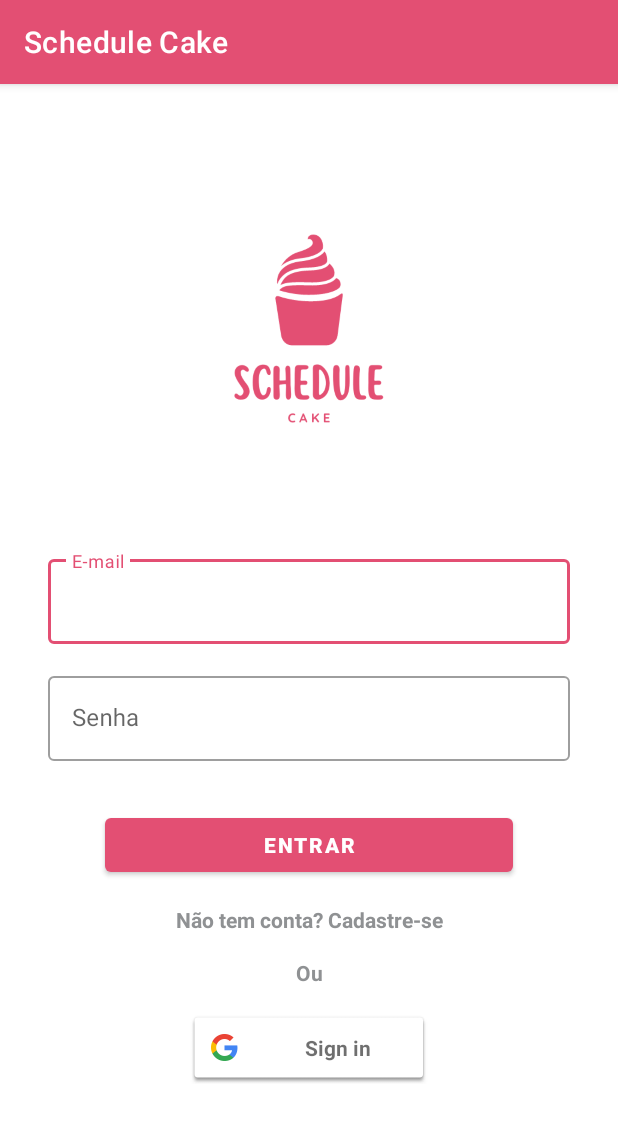
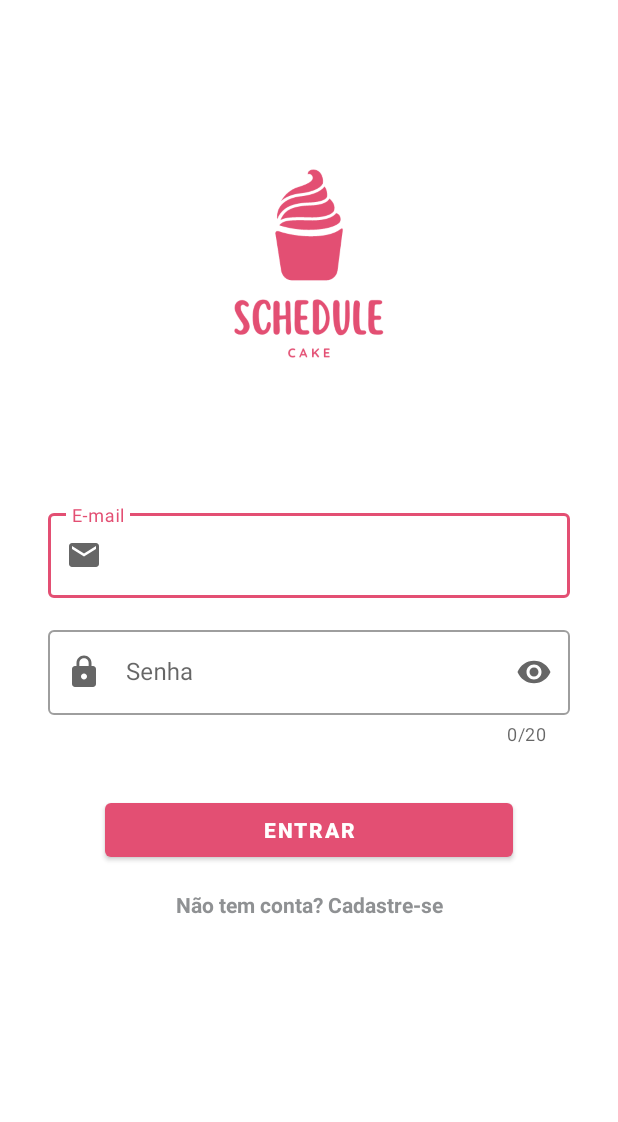
Before and after one commit to Andersons1lva/Schedule-Cake, an Android app: the screen it shows after launch (LoginActivity), on a phone screen of 412 x 824 dp. Shown: the top 1122 px of the screen. Run offline under Robolectric (Android 15) with nearby library versions, the phone set to English and light mode, and no system bars.

Commit message:
alter activity_login.xml.

```diff
--- a/app/build.gradle
+++ b/app/build.gradle
@@ -1,7 +1,7 @@
 plugins {
     id 'com.android.application'
     id 'org.jetbrains.kotlin.android'
-    id 'com.google.gms.google-services'
+    //id 'com.google.gms.google-services'
 
 }
 
@@ -45,6 +45,7 @@ dependencies {
     implementation 'androidx.appcompat:appcompat:1.5.0'
     implementation 'com.google.android.material:material:1.6.1'
     implementation 'androidx.constraintlayout:constraintlayout:2.1.4'
+    implementation 'com.facebook.android:facebook-login:latest.release'
     implementation 'com.google.android.gms:play-services-auth:20.2.0'
     testImplementation 'junit:junit:4.13.2'
 
--- a/app/src/main/java/com/anderson/schedulecake/LoginActivity.kt
+++ b/app/src/main/java/com/anderson/schedulecake/LoginActivity.kt
@@ -1,11 +1,27 @@
 package com.anderson.schedulecake
 
+import android.content.Intent
+import android.os.Bundle
+import android.widget.TextView
 import androidx.appcompat.app.AppCompatActivity
-import android.os.Bundle
+import com.anderson.schedulecake.databinding.ActivityLoginBinding
 
 class LoginActivity : AppCompatActivity() {
+    private val binding by lazy { ActivityLoginBinding.inflate(layoutInflater) }
     override fun onCreate(savedInstanceState: Bundle?) {
         super.onCreate(savedInstanceState)
-        setContentView(R.layout.activity_login)
+        setContentView(binding.root)
+
+        //chamada da activity Registration
+        val account = findViewById<TextView>(R.id.tv_not_account)
+        account.setOnClickListener{
+            notaccount()
+        }
+
+    }
+
+    private fun notaccount() {
+        val intent = Intent(this@LoginActivity, RegistrationActivity::class.java)
+        startActivity(intent)
     }
 }
--- /dev/null
+++ b/app/src/main/res/drawable/ic_email.xml
@@ -0,0 +1,5 @@
+<vector android:height="24dp" android:tint="#747373"
+    android:viewportHeight="24" android:viewportWidth="24"
+    android:width="24dp" xmlns:android="http://schemas.android.com/apk/res/android">
+    <path android:fillColor="@android:color/white" android:pathData="M20,4L4,4c-1.1,0 -1.99,0.9 -1.99,2L2,18c0,1.1 0.9,2 2,2h16c1.1,0 2,-0.9 2,-2L22,6c0,-1.1 -0.9,-2 -2,-2zM20,8l-8,5 -8,-5L4,6l8,5 8,-5v2z"/>
+</vector>
--- /dev/null
+++ b/app/src/main/res/drawable/ic_lock.xml
@@ -0,0 +1,5 @@
+<vector android:height="24dp" android:tint="#747373"
+    android:viewportHeight="24" android:viewportWidth="24"
+    android:width="24dp" xmlns:android="http://schemas.android.com/apk/res/android">
+    <path android:fillColor="@android:color/white" android:pathData="M18,8h-1L17,6c0,-2.76 -2.24,-5 -5,-5S7,3.24 7,6v2L6,8c-1.1,0 -2,0.9 -2,2v10c0,1.1 0.9,2 2,2h12c1.1,0 2,-0.9 2,-2L20,10c0,-1.1 -0.9,-2 -2,-2zM12,17c-1.1,0 -2,-0.9 -2,-2s0.9,-2 2,-2 2,0.9 2,2 -0.9,2 -2,2zM15.1,8L8.9,8L8.9,6c0,-1.71 1.39,-3.1 3.1,-3.1 1.71,0 3.1,1.39 3.1,3.1v2z"/>
+</vector>
--- /dev/null
+++ b/app/src/main/res/drawable/ic_person.xml
@@ -0,0 +1,5 @@
+<vector android:height="24dp" android:tint="#747373"
+    android:viewportHeight="24" android:viewportWidth="24"
+    android:width="24dp" xmlns:android="http://schemas.android.com/apk/res/android">
+    <path android:fillColor="@android:color/white" android:pathData="M12,12c2.21,0 4,-1.79 4,-4s-1.79,-4 -4,-4 -4,1.79 -4,4 1.79,4 4,4zM12,14c-2.67,0 -8,1.34 -8,4v2h16v-2c0,-2.66 -5.33,-4 -8,-4z"/>
+</vector>
--- a/app/src/main/res/layout/activity_login.xml
+++ b/app/src/main/res/layout/activity_login.xml
@@ -27,6 +27,7 @@
         android:layout_marginStart="32dp"
         android:layout_marginEnd="32dp"
         android:hint="@string/e_mail"
+        app:startIconDrawable="@drawable/ic_email"
         app:layout_constraintBottom_toTopOf="parent"
         app:layout_constraintEnd_toEndOf="parent"
         app:layout_constraintStart_toStartOf="parent"
@@ -40,7 +41,7 @@
     </com.google.android.material.textfield.TextInputLayout>
 
     <com.google.android.material.textfield.TextInputLayout
-        android:id="@+id/til_senha"
+        android:id="@+id/til_password"
         style="@style/Widget.MaterialComponents.TextInputLayout.OutlinedBox"
         android:layout_width="0dp"
         android:layout_height="wrap_content"
@@ -49,7 +50,11 @@
         android:layout_marginTop="16dp"
         android:layout_marginEnd="32dp"
         android:layout_marginRight="32dp"
-        android:hint="@string/senha"
+        android:hint="@string/til_txt_password"
+        app:counterEnabled="true"
+        app:counterMaxLength="20"
+        app:endIconMode="password_toggle"
+        app:startIconDrawable="@drawable/ic_lock"
         app:layout_constraintEnd_toEndOf="parent"
         app:layout_constraintStart_toStartOf="parent"
         app:layout_constraintTop_toBottomOf="@id/til_email">
@@ -57,61 +62,37 @@
         <com.google.android.material.textfield.TextInputEditText
             android:layout_width="match_parent"
             android:layout_height="match_parent"
-            android:inputType="text" />
+            android:inputType="textPassword" />
     </com.google.android.material.textfield.TextInputLayout>
 
     <com.google.android.material.button.MaterialButton
-        android:id="@+id/btn_entrar"
+        android:id="@+id/btn_login"
         android:layout_width="0dp"
         android:layout_height="wrap_content"
         android:layout_marginStart="70dp"
         android:layout_marginTop="32dp"
         android:layout_marginEnd="70dp"
         android:elevation="5dp"
-        android:text="@string/botao_entrar"
+        android:text="@string/bnt_login"
         android:textStyle="bold"
         app:layout_constraintBottom_toBottomOf="parent"
         app:layout_constraintEnd_toEndOf="parent"
         app:layout_constraintStart_toStartOf="parent"
-        app:layout_constraintTop_toBottomOf="@id/til_senha"
+        app:layout_constraintTop_toBottomOf="@id/til_password"
         app:layout_constraintVertical_bias="0.0" />
 
     <TextView
-        android:id="@+id/tv_nao_tem_conta"
+        android:id="@+id/tv_not_account"
         android:layout_width="wrap_content"
         android:layout_height="wrap_content"
         android:layout_marginTop="16dp"
-        android:text="@string/nt_conta"
+        android:text="@string/tv_not_account"
         android:textColor="@color/cor_Ou"
         android:textSize="14sp"
         android:textStyle="bold"
         app:layout_constraintEnd_toEndOf="parent"
         app:layout_constraintStart_toStartOf="parent"
-        app:layout_constraintTop_toBottomOf="@id/btn_entrar"
+        app:layout_constraintTop_toBottomOf="@id/btn_login"
         android:focusable="true"/>
 
-    <TextView
-        android:id="@+id/tv_ou"
-        android:layout_width="wrap_content"
-        android:layout_height="wrap_content"
-        android:layout_marginTop="16dp"
-        android:text="@string/ou"
-        android:textColor="@color/cor_Ou"
-        android:textSize="14sp"
-        android:textStyle="bold"
-        app:layout_constraintEnd_toEndOf="parent"
-        app:layout_constraintStart_toStartOf="parent"
-        app:layout_constraintTop_toBottomOf="@id/tv_nao_tem_conta" />
-
-    <com.google.android.gms.common.SignInButton
-        android:layout_width="0dp"
-        android:layout_height="wrap_content"
-        android:layout_marginStart="125dp"
-        android:layout_marginTop="16dp"
-        android:layout_marginEnd="125dp"
-        app:layout_constraintEnd_toEndOf="parent"
-        app:layout_constraintStart_toStartOf="parent"
-        app:layout_constraintTop_toBottomOf="@id/tv_ou" />
-
-
 </androidx.constraintlayout.widget.ConstraintLayout>
--- a/app/src/main/res/values-night/themes.xml
+++ b/app/src/main/res/values-night/themes.xml
@@ -1,6 +1,6 @@
 <resources xmlns:tools="http://schemas.android.com/tools">
     <!-- Base application theme. -->
-    <style name="Theme.ScheduleCake" parent="Theme.MaterialComponents.DayNight.DarkActionBar">
+    <style name="Theme.ScheduleCake" parent="Theme.MaterialComponents.DayNight.NoActionBar">
         <!-- Primary brand color. -->
         <item name="colorPrimary">@color/purple_200</item>
         <item name="colorPrimaryVariant">@color/purple_700</item>
--- a/app/src/main/res/values/strings.xml
+++ b/app/src/main/res/values/strings.xml
@@ -2,8 +2,12 @@
     <string name="app_name">Schedule Cake</string>
     <string name="logo_principal">Logo Principal</string>
     <string name="e_mail">E-mail</string>
-    <string name="senha">Senha</string>
-    <string name="botao_entrar">Entrar</string>
-    <string name="nt_conta">Não tem conta? Cadastre-se</string>
+    <string name="til_txt_password">Senha</string>
+    <string name="bnt_login">Entrar</string>
+    <string name="tv_not_account">Não tem conta? Cadastre-se</string>
     <string name="ou">Ou</string>
+    <string name="logo_registration">Logo Cadastro</string>
+    <string name="name_registration">Nome</string>
+    <string name="email_registration">E-mail</string>
+    <string name="button_registration">Cadastrar</string>
 </resources>
--- a/app/src/main/res/values/themes.xml
+++ b/app/src/main/res/values/themes.xml
@@ -1,6 +1,6 @@
 <resources xmlns:tools="http://schemas.android.com/tools">
     <!-- Base application theme. -->
-    <style name="Theme.ScheduleCake" parent="Theme.MaterialComponents.DayNight.DarkActionBar">
+    <style name="Theme.ScheduleCake" parent="Theme.MaterialComponents.DayNight.NoActionBar">
         <!-- Primary brand color. -->
         <item name="colorPrimary">@color/purple_500</item>
         <item name="colorPrimaryVariant">@color/purple_700</item>
```
Also changed, not shown: app/src/main/AndroidManifest.xml (+7 -5 lines), app/src/main/java/com/anderson/schedulecake/RegistrationActivity.kt (added, +14 -0 lines), app/src/main/res/layout/activity_cadastro.xml (added, +105 -0 lines), app/src/main/res/layout/activity_main.xml (+1 -9 lines), app/src/main/res/drawable/resigition.jpg (added), app/src/main/res/drawable/whisk.jpg (added).
